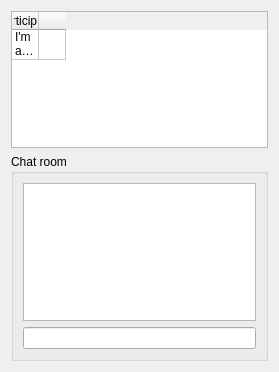
First picture: the form in Qt/Components/Resources/UI/pqCollaborationPanel.ui, repository Kitware/ParaView, before the edit.
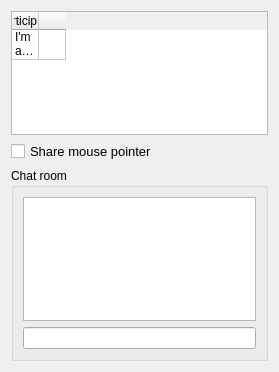
Second picture: the form after the edit. Icons and pictures are not drawn.

Commit message: Add support for mouse pointer sharing

Diff of the .ui file:
```diff
--- a/Qt/Components/Resources/UI/pqCollaborationPanel.ui
+++ b/Qt/Components/Resources/UI/pqCollaborationPanel.ui
@@ -113,7 +113,7 @@
      </item>
     </widget>
    </item>
-   <item row="1" column="0">
+   <item row="4" column="0">
     <widget class="QGroupBox" name="groupBox">
      <property name="sizePolicy">
       <sizepolicy hsizetype="Expanding" vsizetype="Expanding">
@@ -138,6 +138,31 @@
      </layout>
     </widget>
    </item>
+   <item row="1" column="0">
+    <widget class="QCheckBox" name="shareMousePointer">
+     <property name="font">
+      <font>
+       <pointsize>10</pointsize>
+      </font>
+     </property>
+     <property name="text">
+      <string>Share mouse pointer</string>
+     </property>
+    </widget>
+   </item>
+   <item row="2" column="0">
+    <spacer name="verticalSpacer">
+     <property name="orientation">
+      <enum>Qt::Vertical</enum>
+     </property>
+     <property name="sizeHint" stdset="0">
+      <size>
+       <width>20</width>
+       <height>40</height>
+      </size>
+     </property>
+    </spacer>
+   </item>
   </layout>
  </widget>
  <resources>
```
The commit also changes 8 other files.
